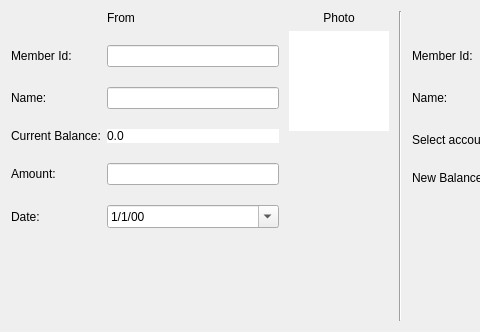
First picture: the form in Pages/UI/transfer.ui, repository akhilesh26/CSMS, before the edit; both pictures show x 0 to 480 and y 0 to 332 of the 801 by 332 pixel window.
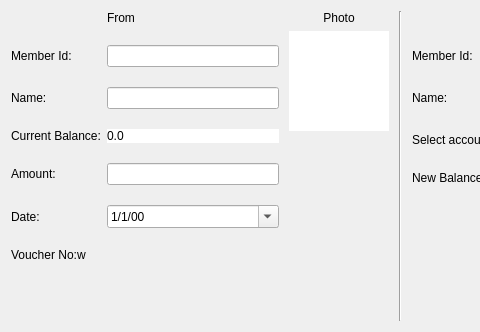
Second picture: the form after the edit. Icons and pictures are not drawn.

Patch:
```diff
--- a/Pages/UI/transfer.ui
+++ b/Pages/UI/transfer.ui
@@ -114,6 +114,13 @@
            </property>
           </widget>
          </item>
+         <item row="6" column="0">
+          <widget class="QLabel" name="label_3">
+           <property name="text">
+            <string>Voucher No:w</string>
+           </property>
+          </widget>
+         </item>
         </layout>
        </item>
        <item>
```
